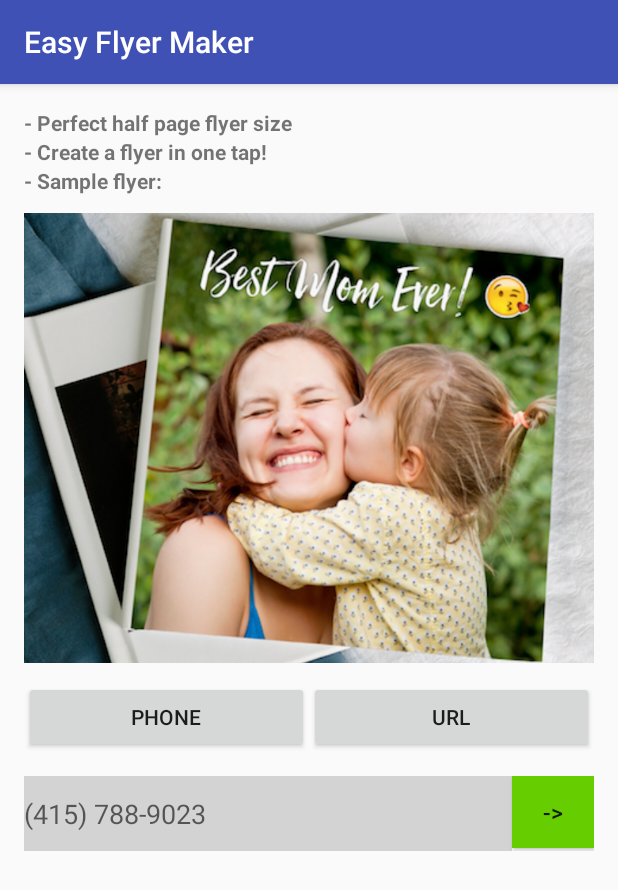
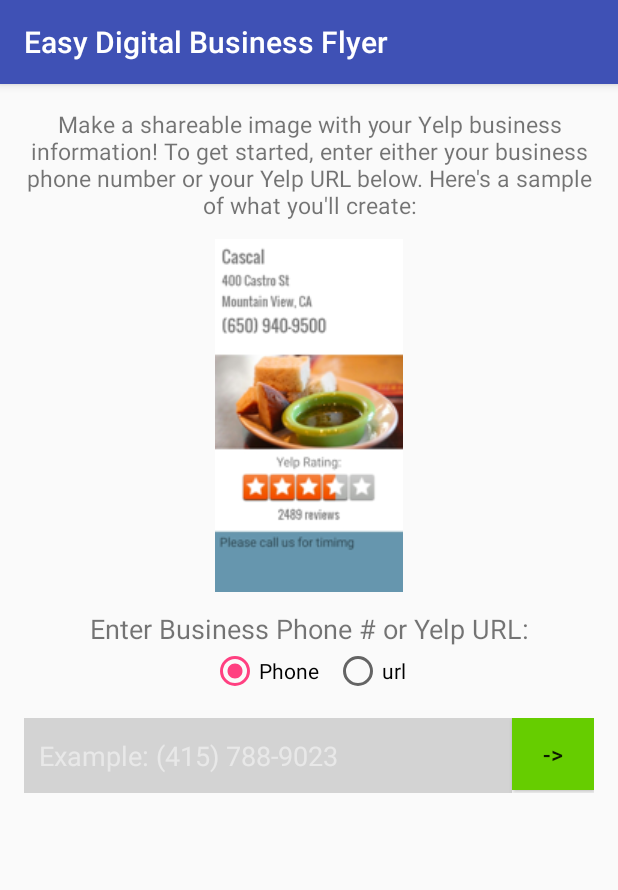
Before and after one commit to GitAmrita/Thinkful, an Android app: the screen it shows after launch (MainActivity), on a phone screen of 412 x 824 dp. Shown: the top 890 px of the screen. Run offline under Robolectric (Android 15) with nearby library versions, the phone set to English and light mode, and no system bars; our stand-ins replace ButterKnife.

Commit message:
Change app style

```diff
--- a/Flyer/app/src/main/res/layout/activity_main.xml
+++ b/Flyer/app/src/main/res/layout/activity_main.xml
@@ -14,43 +14,44 @@
         android:layout_width="match_parent"
         android:layout_height="wrap_content"
         android:text="@string/header_text_1"
-        android:textStyle="bold"/>
+        android:lines="4"
+        android:gravity="center"
+        android:textSize="15dp"/>
+
+
+    <ImageView
+        android:layout_width="wrap_content"
+        android:layout_height="wrap_content"
+        android:src="@drawable/sample"
+        android:layout_marginTop="12dp"
+        android:layout_gravity="center_horizontal"
+        android:layout_marginBottom="12dp"/>
 
     <TextView
         android:layout_width="match_parent"
         android:layout_height="wrap_content"
-        android:text="@string/header_text_2"
-        android:textStyle="bold"/>
-
-    <TextView
-        android:layout_width="match_parent"
-        android:layout_height="wrap_content"
-        android:text="@string/header_text_3"
-        android:textStyle="bold"/>
-
-    <ImageView
-        android:layout_width="wrap_content"
-        android:layout_height="300dp"
-        android:src="@drawable/splash_2"
-        android:scaleType="centerCrop"
-        android:layout_marginTop="12dp"
-        android:layout_marginBottom="12dp"/>
+        android:id="@+id/inputText"
+        android:textSize="18dp"
+        android:gravity="center_horizontal"
+        android:text="@string/input"/>
 
     <RadioGroup
-        android:layout_width="match_parent"
+        android:layout_width="wrap_content"
         android:layout_height="wrap_content"
-        android:orientation="horizontal">
+        android:orientation="horizontal"
+        android:layout_gravity="center_horizontal">
 
-        <Button
+        <RadioButton
             android:id="@+id/phoneInput"
             android:layout_width="0dp"
             android:layout_weight="1"
             android:layout_height="wrap_content"
             android:text="@string/phone"
             android:checked="true"
+            android:layout_marginRight="10dp"
             android:onClick="onPhoneClick"/>
 
-        <Button
+        <RadioButton
             android:id="@+id/urlInput"
             android:layout_width="0dp"
             android:layout_weight="1"
@@ -72,6 +73,8 @@
             android:layout_weight="6"
             android:layout_height="50dp"
             android:hint="@string/yelp_phone_hint"
+            android:textColorHint="@color/hintText"
+            android:paddingLeft="10dp"
             android:singleLine="true"
             android:background="@color/editTextBg"/>
 
@@ -83,7 +86,7 @@
             android:layout_gravity="right"
             android:text="@string/go"
             android:textSize="15dp"
-            android:background="@color/goBtn"
+            android:background="@color/button"
             android:onClick="onGoClick"/>
 
     </LinearLayout>
--- a/Flyer/app/src/main/res/layout/template_1.xml
+++ b/Flyer/app/src/main/res/layout/template_1.xml
@@ -158,6 +158,6 @@
         android:id="@+id/go"
         android:layout_gravity="right"
         android:text="@string/go"
-        android:background="@color/goBtn" />
+        android:background="@color/button" />
 
 </LinearLayout>
--- a/Flyer/app/src/main/res/values/colors.xml
+++ b/Flyer/app/src/main/res/values/colors.xml
@@ -4,12 +4,13 @@
     <color name="colorPrimaryDark">#303F9F</color>
     <color name="colorAccent">#FF4081</color>
     <color name="editTextBg">#D3D3D3</color>
-    <color name="goBtn">#66CD00</color>
+    <color name="button">#66CD00</color>
     <color name="Bg">#fce1b7</color>
     <color name="headerBg">#52d46a</color>
     <color name="border">#000000</color>
     <color name="white">#ffffff</color>
-    <color name="button">#0099CC</color>
-    <color name="flyerFooter">#6996AD</color>
+    <color name="flyerFooter">#57B8FF</color>
+    <color name="hintText">#E8E8E8</color>
+
 
 </resources>
--- a/Flyer/app/src/main/res/values/strings.xml
+++ b/Flyer/app/src/main/res/values/strings.xml
@@ -1,16 +1,15 @@
 <resources>
-    <string name="app_name">Easy Flyer Maker</string>
+    <string name="app_name">Easy Digital Business Flyer</string>
 
-    <string name="yelp_phone_hint">(415) 788-9023</string>
-    <string name="yelp_url_hint">www.yelp.com/biz/mahalo-bowls-shop</string>
-    <string name="header_text_1">- Perfect half page flyer size</string>
-    <string name="header_text_2">- Create a flyer in one tap!</string>
-    <string name="header_text_3">- Sample flyer:</string>
+    <string name="yelp_phone_hint">Example: (415) 788-9023</string>
+    <string name="yelp_url_hint">Example:  www.yelp.com/biz/mahalo-bowl</string>
+    <string name="header_text_1">Make a shareable image with your Yelp business information! To get started, enter either your business phone number or your Yelp URL below. Here\'s a sample of what you\'ll create:</string>
     <string name="phone">Phone</string>
     <string name="yelp_url">url</string>
+    <string name="input">Enter Business Phone # or Yelp URL:</string>
     <string name="go">-></string>
 
-    <string name="call_for_time">Please call us for timimg</string>
+    <string name="call_for_time">Call For Hours</string>
     <string name="weekday">Mon - Fri: </string>
     <string name="sat_closed">Sat: Closed</string>
     <string name="sun_closed">Sun: Closed</string>
@@ -30,7 +29,7 @@
     <string name="in_progress">In progress...</string>
 
     <string name="share_body">Here is the share content body</string>
-    <string name="share_subject">I am Doge!</string>
-    <string name="share_text">Bork bork bork.</string>
+    <string name="share_subject">Check out my Business Badge!</string>
+    <string name="share_text">Made using Easy Digital Business Flyer</string>
     <string name="share_intent">Share your string using</string>
 </resources>
```
Also changed, not shown: Flyer/app/src/main/AndroidManifest.xml (+5 -4 lines), Flyer/app/src/main/java/com/vogella/android/flyer/FlyerActivity.java (+24 -8 lines), Flyer/app/src/main/java/com/vogella/android/flyer/MainActivity.java (+30 -2 lines), Flyer/app/src/main/res/layout/activity_flyer.xml (+15 -8 lines), Flyer/app/src/main/res/drawable/light_wood.png (added), Flyer/app/src/main/res/drawable/sample.png (added).
